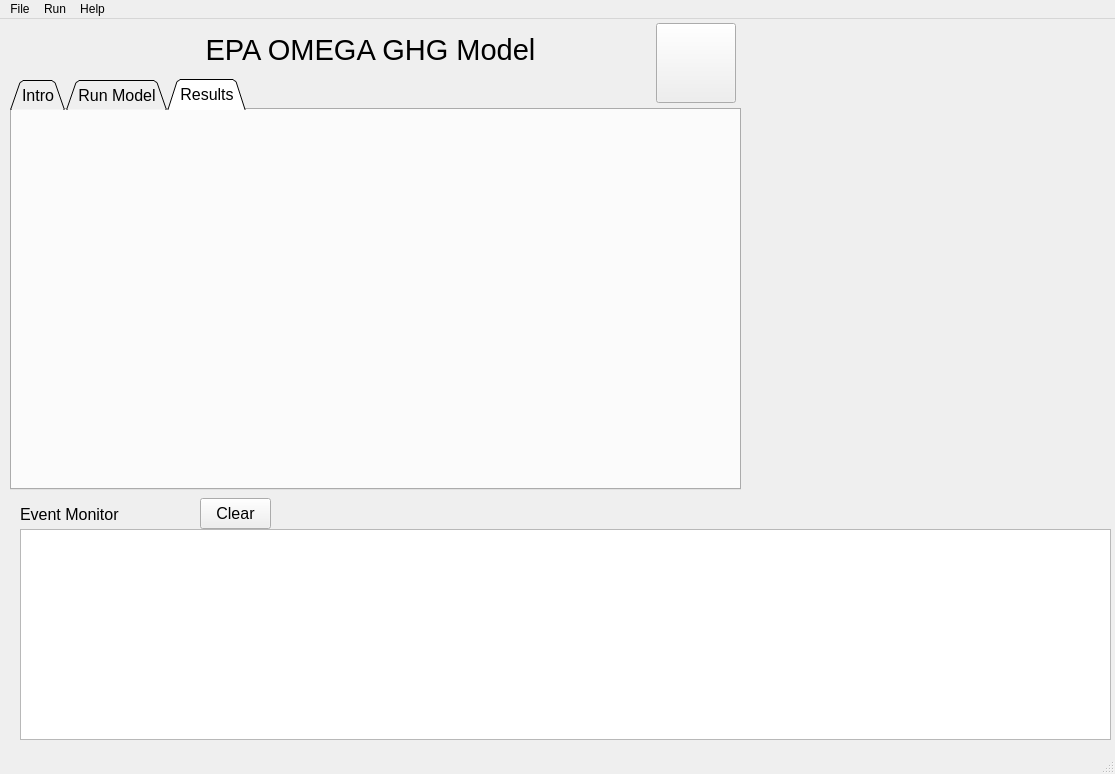
The window that usepa_omega2_gui/elements/omega_gui_v20.ui (USEPA/EPA_OMEGA_Model) describes before a commit, drawn with Qt 5.
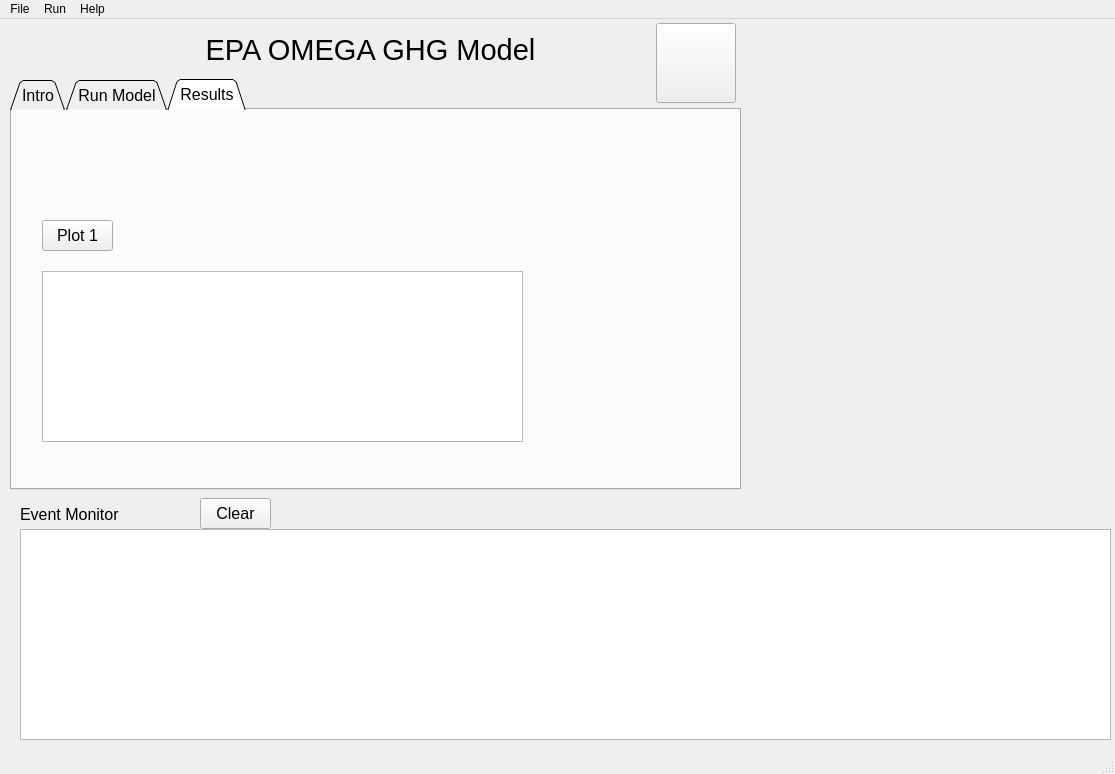
The same window after the commit. The open tabs and pages were chosen to show the change.

The edit to the form file:
```diff
--- a/usepa_omega2_gui/elements/omega_gui_v20.ui
+++ b/usepa_omega2_gui/elements/omega_gui_v20.ui
@@ -481,6 +481,40 @@
      <attribute name="title">
       <string>Results</string>
      </attribute>
+     <widget class="QPushButton" name="open_plot_1">
+      <property name="geometry">
+       <rect>
+        <x>30</x>
+        <y>110</y>
+        <width>71</width>
+        <height>31</height>
+       </rect>
+      </property>
+      <property name="font">
+       <font>
+        <family>Arial</family>
+        <pointsize>12</pointsize>
+        <weight>50</weight>
+        <bold>false</bold>
+       </font>
+      </property>
+      <property name="toolTip">
+       <string>Opens an existing OMEGA 2 Configuration File</string>
+      </property>
+      <property name="text">
+       <string>Plot 1</string>
+      </property>
+     </widget>
+     <widget class="QListWidget" name="list_graphs">
+      <property name="geometry">
+       <rect>
+        <x>30</x>
+        <y>161</y>
+        <width>481</width>
+        <height>171</height>
+       </rect>
+      </property>
+     </widget>
     </widget>
    </widget>
    <widget class="QLabel" name="main_title_1_label">
```
Left out of the diff: 2 changed lines with no effect on the pictures.
